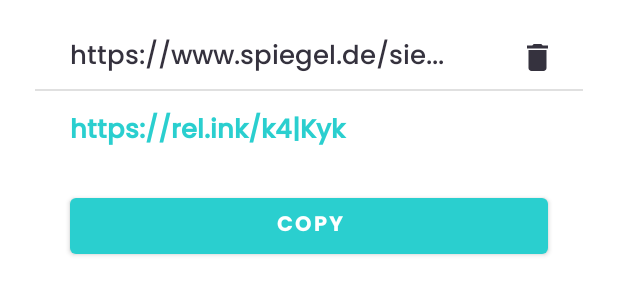
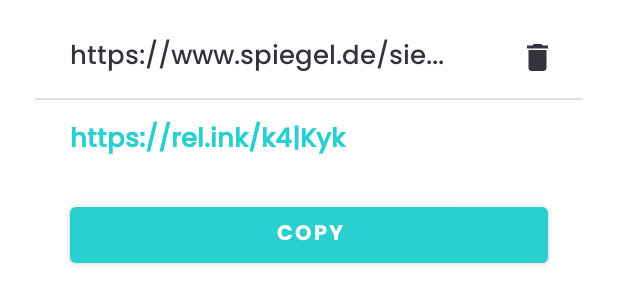
Before and after one commit to tiwadara/shortly, an Android app: the layout list_item_links.xml on its own in the app's theme, with its tools: preview values and no code run, on a phone screen of 412 x 824 dp. Shown: the top 304 px of the screen. Run offline under Robolectric (Android 15) with nearby library versions, the phone set to English and light mode, and no system bars.

Commit message:
fix : card spacing

```diff
--- a/shortlyapp/app/src/main/res/layout/list_item_links.xml
+++ b/shortlyapp/app/src/main/res/layout/list_item_links.xml
@@ -77,7 +77,7 @@
         android:layout_height="@dimen/space_1"
         android:layout_marginTop="@dimen/space_12"
         android:background="?android:attr/listDivider"
-        app:layout_constraintTop_toBottomOf="@+id/button_delete" />
+        app:layout_constraintTop_toBottomOf="@+id/text_old_link" />
 
     <Button
         android:id="@+id/button_copy"
```
